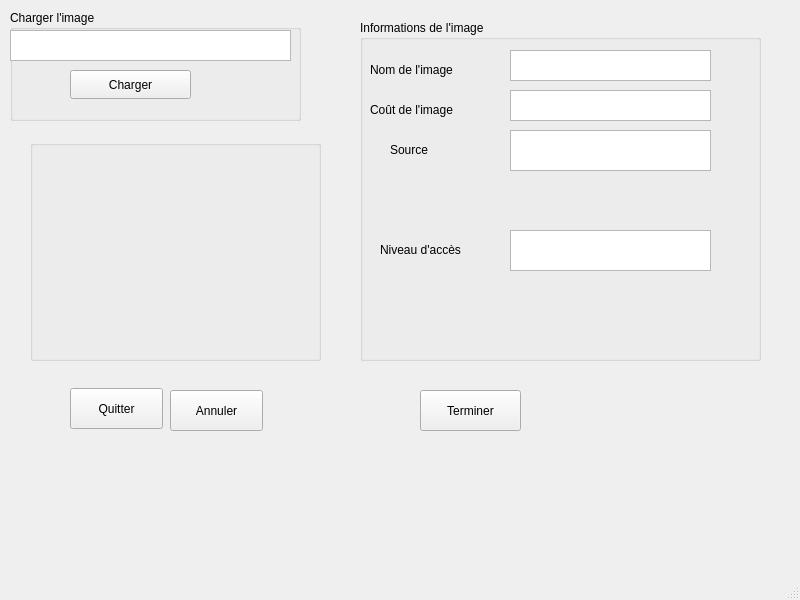
Qt form ui/databasewindow.ui (konstantinosmelis/projet-informatique) before a commit.
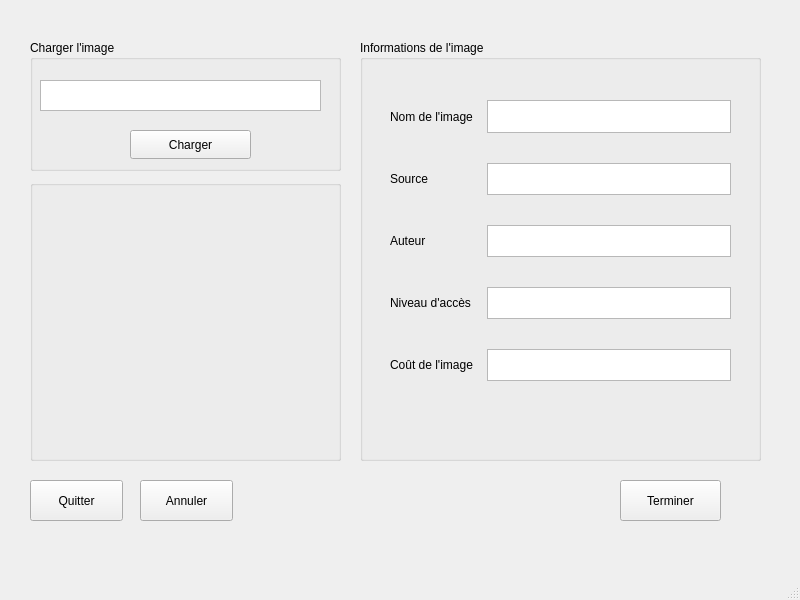
The same form after that commit.

Commit message: Modified UIs and added signal to update table when an image is added to the DB

```diff
--- a/ui/databasewindow.ui
+++ b/ui/databasewindow.ui
@@ -18,114 +18,93 @@
     <property name="geometry">
      <rect>
       <x>360</x>
-      <y>20</y>
+      <y>40</y>
       <width>401</width>
-      <height>341</height>
+      <height>421</height>
      </rect>
     </property>
     <property name="title">
      <string>Informations de l'image</string>
     </property>
-    <widget class="QLabel" name="imageNameLabel">
-     <property name="geometry">
-      <rect>
-       <x>10</x>
-       <y>40</y>
-       <width>111</width>
-       <height>20</height>
-      </rect>
-     </property>
-     <property name="text">
-      <string>Nom de l'image</string>
-     </property>
-    </widget>
-    <widget class="QLabel" name="imageCostLabel">
-     <property name="geometry">
-      <rect>
-       <x>10</x>
-       <y>80</y>
-       <width>101</width>
-       <height>20</height>
-      </rect>
-     </property>
-     <property name="text">
-      <string>Coût de l'image </string>
-     </property>
-    </widget>
-    <widget class="QTextEdit" name="imageNameText">
-     <property name="geometry">
-      <rect>
-       <x>150</x>
-       <y>30</y>
-       <width>201</width>
-       <height>31</height>
-      </rect>
-     </property>
-    </widget>
-    <widget class="QLabel" name="imageSourceLabel">
+    <widget class="QWidget" name="gridLayoutWidget">
      <property name="geometry">
       <rect>
        <x>30</x>
-       <y>120</y>
-       <width>63</width>
-       <height>20</height>
+       <y>60</y>
+       <width>341</width>
+       <height>281</height>
       </rect>
      </property>
-     <property name="text">
-      <string>Source</string>
-     </property>
-    </widget>
-    <widget class="QLabel" name="accessLevelLabel">
-     <property name="geometry">
-      <rect>
-       <x>20</x>
-       <y>220</y>
-       <width>111</width>
-       <height>20</height>
-      </rect>
-     </property>
-     <property name="text">
-      <string>Niveau d'accès</string>
-     </property>
-    </widget>
-    <widget class="QTextEdit" name="imageCostText">
-     <property name="geometry">
-      <rect>
-       <x>150</x>
-       <y>70</y>
-       <width>201</width>
-       <height>31</height>
-      </rect>
-     </property>
-    </widget>
-    <widget class="QTextEdit" name="imageSourceText">
-     <property name="geometry">
-      <rect>
-       <x>150</x>
-       <y>110</y>
-       <width>201</width>
-       <height>41</height>
-      </rect>
-     </property>
-    </widget>
-    <widget class="QTextEdit" name="accessLevelText">
-     <property name="geometry">
-      <rect>
-       <x>150</x>
-       <y>210</y>
-       <width>201</width>
-       <height>41</height>
-      </rect>
-     </property>
+     <layout class="QGridLayout" name="gridLayout">
+      <property name="topMargin">
+       <number>0</number>
+      </property>
+      <property name="horizontalSpacing">
+       <number>10</number>
+      </property>
+      <property name="verticalSpacing">
+       <number>30</number>
+      </property>
+      <item row="0" column="0">
+       <widget class="QLabel" name="imageNameLabel">
+        <property name="text">
+         <string>Nom de l'image</string>
+        </property>
+       </widget>
+      </item>
+      <item row="0" column="1">
+       <widget class="QTextEdit" name="imageNameText"/>
+      </item>
+      <item row="1" column="0">
+       <widget class="QLabel" name="imageSourceLabel">
+        <property name="text">
+         <string>Source</string>
+        </property>
+       </widget>
+      </item>
+      <item row="1" column="1">
+       <widget class="QTextEdit" name="imageSourceText"/>
+      </item>
+      <item row="2" column="0">
+       <widget class="QLabel" name="imageAuthorLabel">
+        <property name="text">
+         <string>Auteur</string>
+        </property>
+       </widget>
+      </item>
+      <item row="2" column="1">
+       <widget class="QTextEdit" name="imageAuthorText"/>
+      </item>
+      <item row="3" column="0">
+       <widget class="QLabel" name="accessLevelLabel">
+        <property name="text">
+         <string>Niveau d'accès</string>
+        </property>
+       </widget>
+      </item>
+      <item row="3" column="1">
+       <widget class="QTextEdit" name="accessLevelText"/>
+      </item>
+      <item row="4" column="0">
+       <widget class="QLabel" name="imageCostLabel">
+        <property name="text">
+         <string>Coût de l'image </string>
+        </property>
+       </widget>
+      </item>
+      <item row="4" column="1">
+       <widget class="QTextEdit" name="imageCostText"/>
+      </item>
+     </layout>
     </widget>
    </widget>
    <widget class="QGroupBox" name="imageGroup">
     <property name="geometry">
      <rect>
-      <x>10</x>
-      <y>10</y>
-      <width>291</width>
-      <height>111</height>
+      <x>30</x>
+      <y>40</y>
+      <width>311</width>
+      <height>131</height>
      </rect>
     </property>
     <property name="title">
@@ -134,8 +113,8 @@
     <widget class="QPushButton" name="loadImageButton">
      <property name="geometry">
       <rect>
-       <x>60</x>
-       <y>60</y>
+       <x>100</x>
+       <y>90</y>
        <width>121</width>
        <height>29</height>
       </rect>
@@ -147,8 +126,8 @@
     <widget class="QTextEdit" name="imagePathText">
      <property name="geometry">
       <rect>
-       <x>0</x>
-       <y>20</y>
+       <x>10</x>
+       <y>40</y>
        <width>281</width>
        <height>31</height>
       </rect>
@@ -158,8 +137,8 @@
    <widget class="QPushButton" name="exitButton">
     <property name="geometry">
      <rect>
-      <x>70</x>
-      <y>388</y>
+      <x>30</x>
+      <y>480</y>
       <width>93</width>
       <height>41</height>
      </rect>
@@ -171,8 +150,8 @@
    <widget class="QPushButton" name="returnButton">
     <property name="geometry">
      <rect>
-      <x>170</x>
-      <y>390</y>
+      <x>140</x>
+      <y>480</y>
       <width>93</width>
       <height>41</height>
      </rect>
@@ -184,8 +163,8 @@
    <widget class="QPushButton" name="finishButton">
     <property name="geometry">
      <rect>
-      <x>420</x>
-      <y>390</y>
+      <x>620</x>
+      <y>480</y>
       <width>101</width>
       <height>41</height>
      </rect>
@@ -198,9 +177,9 @@
     <property name="geometry">
      <rect>
       <x>30</x>
-      <y>140</y>
-      <width>291</width>
-      <height>221</height>
+      <y>180</y>
+      <width>311</width>
+      <height>281</height>
      </rect>
     </property>
     <property name="title">
```
Left out of the diff: 2 changed lines with no effect on the pictures. The commit also changes 7 other files.
